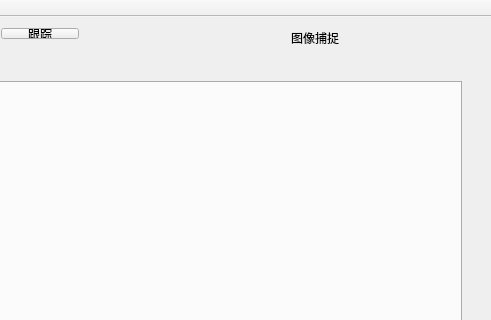
This is QtConsole/mainwindow.ui in ghdawn/simpleColorTrack as Qt 5 draws it before an edit; both pictures show x 179 to 670 and y 0 to 320 of the 670 by 587 pixel window. The edited form follows.
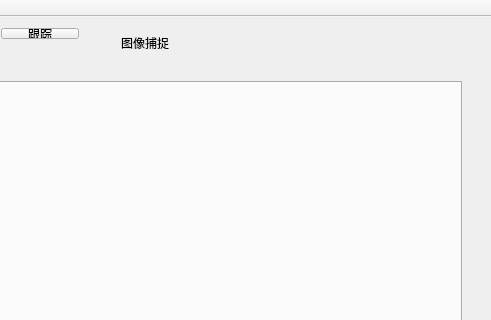
This is the edited form.

Diff of the .ui file:
```diff
--- a/QtConsole/mainwindow.ui
+++ b/QtConsole/mainwindow.ui
@@ -83,10 +83,10 @@
    <widget class="QLabel" name="label_2">
     <property name="geometry">
      <rect>
-      <x>470</x>
-      <y>10</y>
-      <width>81</width>
-      <height>21</height>
+      <x>300</x>
+      <y>0</y>
+      <width>331</width>
+      <height>51</height>
      </rect>
     </property>
     <property name="text">
```
